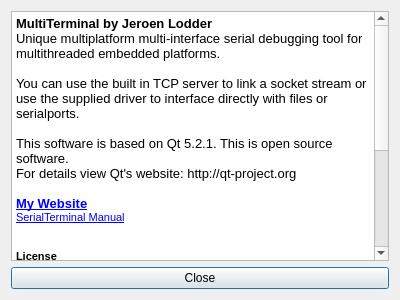
Before: the Qt Designer form terminal/about.ui in Jeroen6/MultiTerminal, drawn with Qt 5.
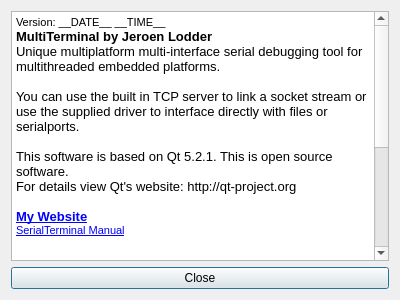
After: the same form once the commit is applied. Icons and pictures are not drawn.

Commit message: add poor man version number

The edit to the form file:
```diff
--- a/terminal/about.ui
+++ b/terminal/about.ui
@@ -27,6 +27,7 @@
 &lt;html&gt;&lt;head&gt;&lt;meta name=&quot;qrichtext&quot; content=&quot;1&quot; /&gt;&lt;style type=&quot;text/css&quot;&gt;
 p, li { white-space: pre-wrap; }
 &lt;/style&gt;&lt;/head&gt;&lt;body style=&quot; font-family:'MS Shell Dlg 2'; font-size:8.25pt; font-weight:400; font-style:normal;&quot;&gt;
+&lt;p style=&quot; margin-top:0px; margin-bottom:0px; margin-left:0px; margin-right:0px; -qt-block-indent:0; text-indent:0px;&quot;&gt;&lt;span style=&quot; font-size:8pt;&quot;&gt;Version: __DATE__ __TIME__&lt;/span&gt;&lt;/p&gt;
 &lt;p style=&quot; margin-top:0px; margin-bottom:0px; margin-left:0px; margin-right:0px; -qt-block-indent:0; text-indent:0px;&quot;&gt;&lt;span style=&quot; font-size:10pt; font-weight:600;&quot;&gt;MultiTerminal by Jeroen Lodder&lt;/span&gt;&lt;/p&gt;
 &lt;p style=&quot; margin-top:0px; margin-bottom:0px; margin-left:0px; margin-right:0px; -qt-block-indent:0; text-indent:0px;&quot;&gt;&lt;span style=&quot; font-size:10pt;&quot;&gt;Unique multiplatform multi-interface serial debugging tool for multithreaded embedded platforms.&lt;/span&gt;&lt;/p&gt;
 &lt;p style=&quot;-qt-paragraph-type:empty; margin-top:0px; margin-bottom:0px; margin-left:0px; margin-right:0px; -qt-block-indent:0; text-indent:0px; font-size:10pt;&quot;&gt;&lt;br /&gt;&lt;/p&gt;
```
The commit also changes 2 other files.
